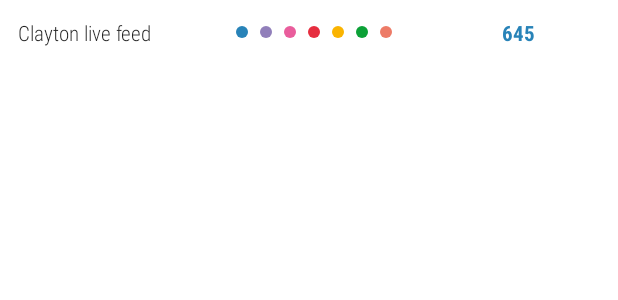
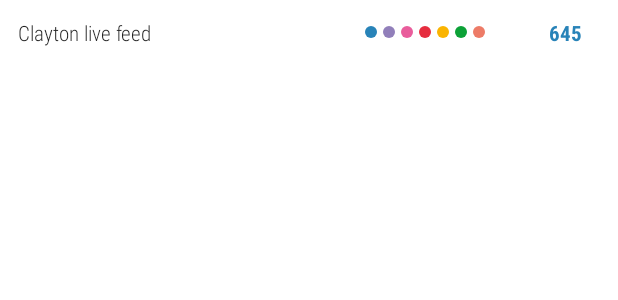
Before and after one commit to bhlaing/MyMonashApp, an Android app: the layout view_available_car_park.xml on its own in the app's theme, with its tools: preview values and no code run, on a phone screen of 412 x 824 dp. Shown: the top 300 px of the screen. Run offline under Robolectric (Android 15) with nearby library versions, the phone set to English and light mode, and no system bars.

Commit message:
- Layout adjustments to scale for Large Displays

```diff
--- a/app/src/main/res/layout/view_available_car_park.xml
+++ b/app/src/main/res/layout/view_available_car_park.xml
@@ -18,17 +18,18 @@
         android:id="@+id/seperator"
         layout="@layout/view_car_park_item_decoration"
         android:layout_width="0dp"
+        android:layout_marginStart="28dp"
         android:layout_height="wrap_content"
         android:layout_gravity="center_vertical"
-        android:layout_weight="1.0" />
+        android:layout_weight="0.5" />
 
     <TextView
         android:id="@+id/carpark_number"
         style="@style/MonashApp.Text.Title"
         android:layout_width="0dp"
         android:layout_height="wrap_content"
-        android:layout_marginStart="32dp"
-        android:layout_weight="0.5"
+        android:layout_marginStart="18dp"
+        android:layout_weight="0.2"
         android:padding="4dp"
         android:textColor="@color/blue"
         tools:text="645" />
--- a/app/src/main/res/values/dimens.xml
+++ b/app/src/main/res/values/dimens.xml
@@ -1,4 +1,4 @@
 <?xml version="1.0" encoding="utf-8"?>
 <resources>
-    <dimen name="deco_item_common_padding">4dp</dimen>
+    <dimen name="deco_item_common_padding">2dp</dimen>
 </resources>
```
